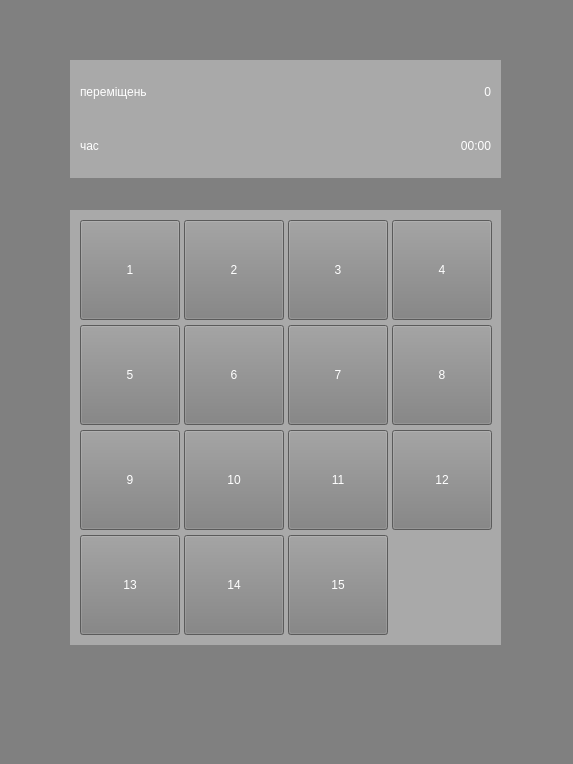
First picture: the form in code/face.ui, repository k0rbie/pb_course, before the edit.
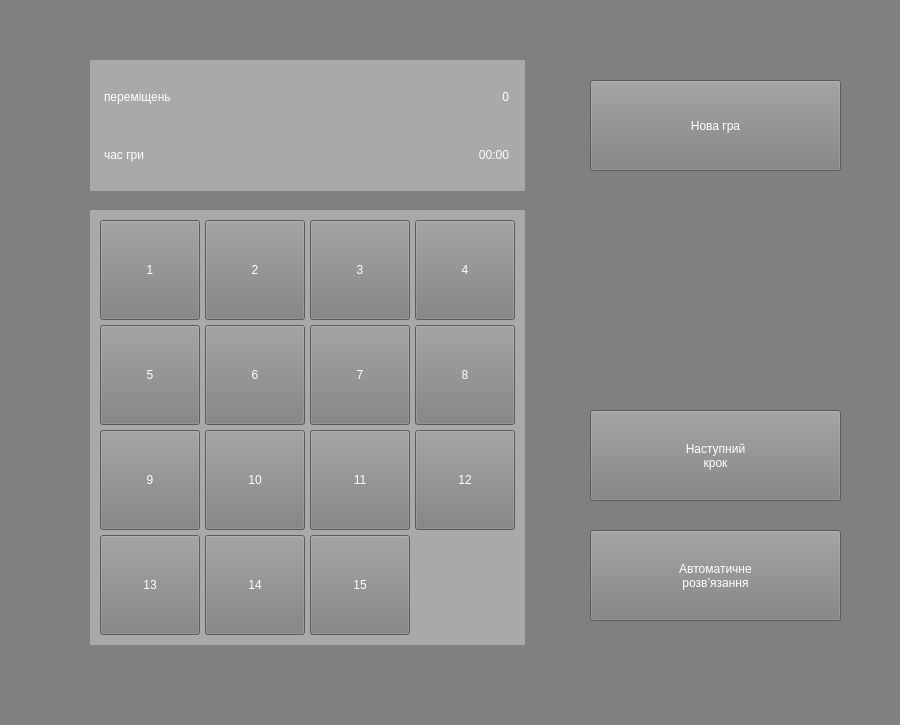
Second picture: the form after the edit.

```diff
--- a/code/face.ui
+++ b/code/face.ui
@@ -6,10 +6,28 @@
    <rect>
     <x>0</x>
     <y>0</y>
-    <width>573</width>
-    <height>764</height>
+    <width>900</width>
+    <height>725</height>
    </rect>
   </property>
+  <property name="minimumSize">
+   <size>
+    <width>900</width>
+    <height>400</height>
+   </size>
+  </property>
+  <property name="maximumSize">
+   <size>
+    <width>900</width>
+    <height>826</height>
+   </size>
+  </property>
+  <property name="sizeIncrement">
+   <size>
+    <width>612</width>
+    <height>826</height>
+   </size>
+  </property>
   <property name="windowTitle">
    <string>MainWindow</string>
   </property>
@@ -18,16 +36,21 @@
 					color: white}
 QWidget{background-color: darkgray}
 QWidget#centralwidget{background-color: gray}
-Layout#gridLayout_2{background-color: orange}
-QPushButton{background-color: gray}</string>
+QPushButton{background-color: gray}
+QPushButton#pushButton_17{font:600 18pt &quot;FreeMono&quot; bold;
+					color: white}
+QPushButton#pushButton_18{font:600 18pt &quot;FreeMono&quot; bold;
+					color: white}
+QPushButton#pushButton_19{font:600 18pt &quot;FreeMono&quot; bold;
+					color: white}</string>
   </property>
   <widget class="QWidget" name="centralwidget">
    <widget class="QWidget" name="gridLayoutWidget_2">
     <property name="geometry">
      <rect>
-      <x>70</x>
+      <x>90</x>
       <y>210</y>
-      <width>431</width>
+      <width>435</width>
       <height>435</height>
      </rect>
     </property>
@@ -305,7 +328,7 @@
         </size>
        </property>
        <property name="text">
-        <string> </string>
+        <string/>
        </property>
        <property name="flat">
         <bool>true</bool>
@@ -470,16 +493,47 @@
      </item>
     </layout>
    </widget>
-   <widget class="QWidget" name="gridLayoutWidget">
+   <widget class="QPushButton" name="pushButton_18">
     <property name="geometry">
      <rect>
-      <x>70</x>
+      <x>590</x>
+      <y>410</y>
+      <width>251</width>
+      <height>91</height>
+     </rect>
+    </property>
+    <property name="text">
+     <string>Наступний 
+крок</string>
+    </property>
+   </widget>
+   <widget class="QPushButton" name="pushButton_19">
+    <property name="geometry">
+     <rect>
+      <x>590</x>
+      <y>530</y>
+      <width>251</width>
+      <height>91</height>
+     </rect>
+    </property>
+    <property name="text">
+     <string>Автоматичне
+розвʼязання</string>
+    </property>
+   </widget>
+   <widget class="QWidget" name="gridLayoutWidget_3">
+    <property name="geometry">
+     <rect>
+      <x>90</x>
       <y>60</y>
-      <width>431</width>
-      <height>118</height>
+      <width>435</width>
+      <height>131</height>
      </rect>
     </property>
-    <layout class="QGridLayout" name="gridLayout">
+    <layout class="QGridLayout" name="gridLayout_3">
+     <property name="sizeConstraint">
+      <enum>QLayout::SetMinimumSize</enum>
+     </property>
      <property name="leftMargin">
       <number>10</number>
      </property>
@@ -493,21 +547,8 @@
       <number>10</number>
      </property>
      <property name="spacing">
-      <number>10</number>
+      <number>5</number>
      </property>
-     <item row="0" column="0">
-      <widget class="QLabel" name="label">
-       <property name="maximumSize">
-        <size>
-         <width>420</width>
-         <height>16777215</height>
-        </size>
-       </property>
-       <property name="text">
-        <string>переміщень</string>
-       </property>
-      </widget>
-     </item>
      <item row="0" column="1">
       <widget class="QLabel" name="label_2">
        <property name="minimumSize">
@@ -530,6 +571,25 @@
        </property>
       </widget>
      </item>
+     <item row="0" column="0">
+      <widget class="QLabel" name="label">
+       <property name="minimumSize">
+        <size>
+         <width>267</width>
+         <height>0</height>
+        </size>
+       </property>
+       <property name="maximumSize">
+        <size>
+         <width>267</width>
+         <height>16777215</height>
+        </size>
+       </property>
+       <property name="text">
+        <string>переміщень</string>
+       </property>
+      </widget>
+     </item>
      <item row="1" column="0">
       <widget class="QLabel" name="label_3">
        <property name="maximumSize">
@@ -539,7 +599,7 @@
         </size>
        </property>
        <property name="text">
-        <string>час</string>
+        <string>час гри</string>
        </property>
       </widget>
      </item>
@@ -567,16 +627,19 @@
      </item>
     </layout>
    </widget>
-  </widget>
-  <widget class="QMenuBar" name="menubar">
-   <property name="geometry">
-    <rect>
-     <x>0</x>
-     <y>0</y>
-     <width>573</width>
-     <height>49</height>
-    </rect>
-   </property>
+   <widget class="QPushButton" name="pushButton_17">
+    <property name="geometry">
+     <rect>
+      <x>590</x>
+      <y>80</y>
+      <width>251</width>
+      <height>91</height>
+     </rect>
+    </property>
+    <property name="text">
+     <string>Нова гра</string>
+    </property>
+   </widget>
   </widget>
  </widget>
  <resources/>
```
